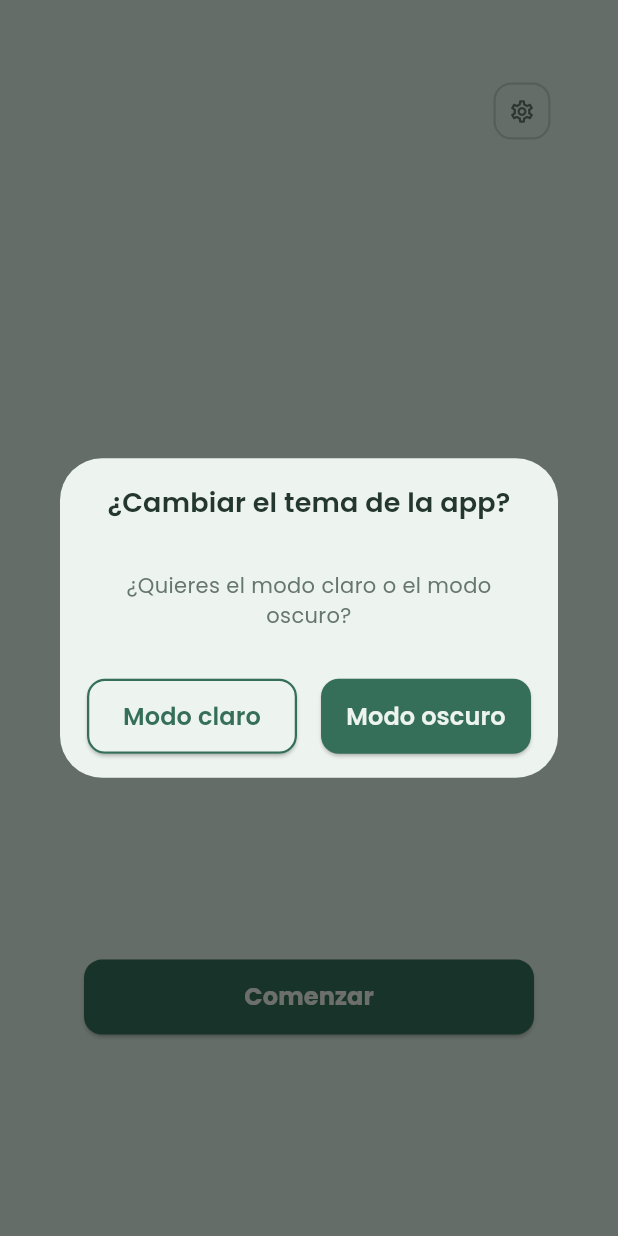
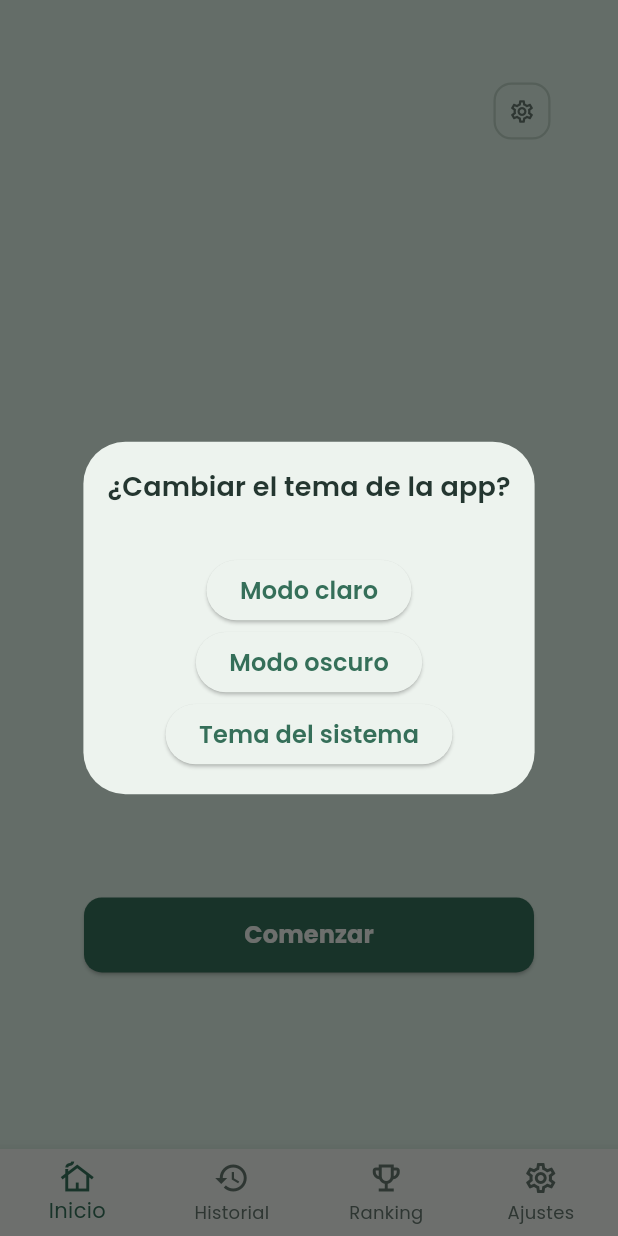
Before and after one commit to JordiCoso/Casol_Coso_Repo_ActivitatFinal_2048, a Flutter app: the screen it shows after launch, after a tap on the "settings" icon, on a phone screen of 412 x 824 dp. Run offline on Flutter 3.47's test engine with Material 3 defaults, Android fonts, the phone set to English and light mode, and no system bars; our stand-ins replace go_router, google_fonts, shared_preferences, sqflite; missing offline and left inert: cryptography; accounts and stored records are empty.

Commit message:
cambios en ajustes, añadimos barra de navegacion inferior e intento de animacion

```diff
--- a/_2048/lib/main.dart
+++ b/_2048/lib/main.dart
@@ -34,24 +34,11 @@ class MyApp extends StatefulWidget {
   State<MyApp> createState() => _MyAppState();
 }
 
-class _MyAppState extends State<MyApp> {
-  @override
-  Widget build(BuildContext context) {
-    //la aplicacion "escucha" los cambios.
-    return ValueListenableBuilder<bool>(
-      valueListenable: PreferenciasService.instanciaPS.temaOscuro,
+//creamos el tema utilizando nuestras paletas
+ThemeData crearTema(bool temaOscuro) {
+  final Map<String, Color> colores = obtenerEsquemaColoresActual(temaOscuro);
 
-      builder: (context, temaOscuro, child) {
-        final Map<String, Color> colores = obtenerEsquemaColoresActual(
-          PreferenciasService.instanciaPS.obtenerTemaOscuro(),
-        );
-
-        return MaterialApp.router(
-          //return MaterialApp.router(
-          debugShowCheckedModeBanner: false,
-          title: '2048',
-
-          theme: ThemeData(
+  return ThemeData(
     scaffoldBackgroundColor: colores[NombreColores.fondo],
 
     textTheme: TextTheme(
@@ -79,28 +66,48 @@ class _MyAppState extends State<MyApp> {
 
     outlinedButtonTheme: OutlinedButtonThemeData(
       style: OutlinedButton.styleFrom(
-                side: BorderSide(
-                  width: 1.5,
-                  color: colores[NombreColores.bordes]!,
-                ),
+        side: BorderSide(width: 1.5, color: colores[NombreColores.bordes]!),
         elevation: 10,
         minimumSize: Size.square(10),
         padding: EdgeInsets.symmetric(horizontal: 10, vertical: 10),
-                shape: RoundedRectangleBorder(
-                  borderRadius: BorderRadius.circular(12),
-                ),
+        shape: RoundedRectangleBorder(borderRadius: BorderRadius.circular(12)),
         iconColor: colores[NombreColores.textoSecundario]!,
       ),
     ),
 
     checkboxTheme: CheckboxThemeData(),
 
-            colorScheme: ColorScheme.light(
+    colorScheme: ColorScheme(
+      brightness: temaOscuro ? Brightness.dark : Brightness.light,
       primary: colores[NombreColores.principal]!,
+      onPrimary: colores[NombreColores.textoPrincipal]!,
       secondary: colores[NombreColores.secundario]!,
+      onSecondary: colores[NombreColores.textoPrincipal]!,
+      error: colores[NombreColores.estadoError]!,
+      onError: colores[NombreColores.textoPrincipal]!,
       surface: colores[NombreColores.superficie]!,
+      onSurface: colores[NombreColores.textoPrincipal]!,
     ),
-          ),
+  );
+}
+
+class _MyAppState extends State<MyApp> {
+  @override
+  Widget build(BuildContext context) {
+    //la aplicacion escucha los cambios del modo de tema
+    return ValueListenableBuilder<ThemeMode>(
+      valueListenable: PreferenciasService.instanciaPS.modoTema,
+
+      builder: (context, modoTema, child) {
+        return MaterialApp.router(
+          debugShowCheckedModeBanner: false,
+          title: '2048',
+
+          themeMode: modoTema,
+
+          theme: crearTema(false),
+
+          darkTheme: crearTema(true),
 
           routerConfig: router,
         );
--- a/_2048/lib/models/cuadrado.dart
+++ b/_2048/lib/models/cuadrado.dart
@@ -1,6 +1,7 @@
 import 'package:_2048/models/colores.dart';
 import 'package:_2048/services/preferenciasservice.dart';
 import 'package:flutter/material.dart';
+import 'package:path/path.dart';
 
 class Cuadrado {
   String posicion;
@@ -33,9 +34,9 @@ class Cuadrado {
     posicion = posicionNueva;
   }
 
-  Container toContainer() {
+  Container toContainer(BuildContext context) {
     final colores = obtenerEsquemaColoresActual(
-      PreferenciasService.instanciaPS.obtenerTemaOscuro(),
+      PreferenciasService.instanciaPS.obtenerTemaOscuro(context),
     );
     return Container(
       color: colores['$valor'],
--- a/_2048/lib/models/iconos.dart
+++ b/_2048/lib/models/iconos.dart
@@ -20,6 +20,7 @@ class NombreIconos {
   static const String estadisticas = 'Estadísticas';
   static const String paleta = 'Paleta';
   static const String papelera = 'Papelera';
+  static const String historial = 'Historial';
 }
 
 const Map<String, IconData> listaIconos = {
@@ -40,4 +41,5 @@ const Map<String, IconData> listaIconos = {
   NombreIconos.estadisticas: Icons.scoreboard_outlined,
   NombreIconos.paleta: Icons.palette_outlined,
   NombreIconos.papelera: Icons.delete_outline_outlined,
+  NombreIconos.historial: Icons.history,
 };
--- a/_2048/lib/screens/estadisticas_page.dart
+++ b/_2048/lib/screens/estadisticas_page.dart
@@ -162,7 +162,7 @@ class _EstadisticasPageState extends State<EstadisticasPage> {
   @override
   Widget build(BuildContext context) {
     final colores = obtenerEsquemaColoresActual(
-      PreferenciasService.instanciaPS.obtenerTemaOscuro(),
+      PreferenciasService.instanciaPS.obtenerTemaOscuro(context),
     );
 
     return Scaffold(
@@ -180,8 +180,11 @@ class _EstadisticasPageState extends State<EstadisticasPage> {
       ),
 
       body: RefreshIndicator(
+        color: colores[NombreColores.principal],
+        backgroundColor: colores[NombreColores.superficie],
         onRefresh: _actualizarEstadisticas,
         child: SingleChildScrollView(
+          physics: AlwaysScrollableScrollPhysics(),
           padding: const EdgeInsets.all(24),
           child: Center(
             child: Column(
--- a/_2048/lib/screens/login_page.dart
+++ b/_2048/lib/screens/login_page.dart
@@ -112,7 +112,7 @@ class _LoginPageState extends State<LoginPage> {
   @override
   Widget build(BuildContext context) {
     final colores = obtenerEsquemaColoresActual(
-      PreferenciasService.instanciaPS.obtenerTemaOscuro(),
+      PreferenciasService.instanciaPS.obtenerTemaOscuro(context),
     );
 
     return Scaffold(
--- a/_2048/lib/screens/pantalla_principal.dart
+++ b/_2048/lib/screens/pantalla_principal.dart
@@ -23,9 +23,9 @@ class _PantallaPrincipalState extends State<PantallaPrincipal> {
   @override
   Widget build(BuildContext context) {
     final Map<String, Color> colores = obtenerEsquemaColoresActual(
-      PreferenciasService.instanciaPS.obtenerTemaOscuro(),
+      PreferenciasService.instanciaPS.obtenerTemaOscuro(context),
     );
-    bool modo = PreferenciasService.instanciaPS.obtenerTemaOscuro();
+    bool modo = PreferenciasService.instanciaPS.obtenerTemaOscuro(context);
     return Scaffold(
       body: Center(
         child: Column(
--- a/_2048/lib/screens/ranking_page.dart
+++ b/_2048/lib/screens/ranking_page.dart
@@ -8,6 +8,7 @@ import '../models/partida.dart';
 import '../routes.dart';
 import '../services/preferenciasservice.dart';
 import '../widgets/async_data_view.dart';
+import '../widgets/barra_navegacion.dart';
 import '../widgets/empty_state_view.dart';
 import '../widgets/partida_list_item.dart';
 
@@ -68,10 +69,11 @@ class _RankingPageState extends State<RankingPage> {
   @override
   Widget build(BuildContext context) {
     final colores = obtenerEsquemaColoresActual(
-      PreferenciasService.instanciaPS.obtenerTemaOscuro(),
+      PreferenciasService.instanciaPS.obtenerTemaOscuro(context),
     );
 
     return Scaffold(
+      bottomNavigationBar: BarraNavegacion(indiceActual: 2),
       appBar: AppBar(
         title: Row(
           children: [
--- a/_2048/lib/screens/registro_page.dart
+++ b/_2048/lib/screens/registro_page.dart
@@ -153,7 +153,7 @@ class _RegistroPageState extends State<RegistroPage> {
   @override
   Widget build(BuildContext context) {
     final colores = obtenerEsquemaColoresActual(
-      PreferenciasService.instanciaPS.obtenerTemaOscuro(),
+      PreferenciasService.instanciaPS.obtenerTemaOscuro(context),
     );
     return Scaffold(
       appBar: AppBar(title: Text('Registro')),
--- a/_2048/lib/screens/splash_screen.dart
+++ b/_2048/lib/screens/splash_screen.dart
@@ -4,6 +4,7 @@ import 'package:go_router/go_router.dart';
 
 import '../models/usuario.dart';
 import '../routes.dart';
+import '../widgets/barra_navegacion.dart';
 import '/models/colores.dart';
 import '/models/iconos.dart';
 import '/services/preferenciasservice.dart';
@@ -17,10 +18,11 @@ class SplashScreen extends StatelessWidget {
   @override
   Widget build(BuildContext context) {
     final colores = obtenerEsquemaColoresActual(
-      PreferenciasService.instanciaPS.obtenerTemaOscuro(),
+      PreferenciasService.instanciaPS.obtenerTemaOscuro(context),
     );
 
     return Scaffold(
+      bottomNavigationBar: BarraNavegacion(indiceActual: 0),
       body: Center(
         child: Column(
           children: [
@@ -31,7 +33,7 @@ class SplashScreen extends StatelessWidget {
                   texto: 'Comenzar',
                   icono: listaIconos[NombreIconos.ajustes]!,
                   pulsar: () async {
-                    bool? modo = await showDialog<bool>(
+                    ThemeMode? modo = await showDialog<ThemeMode>(
                       context: context,
                       builder: (context) {
                         return AlertDialog(
@@ -43,56 +45,29 @@ class SplashScreen extends StatelessWidget {
                           ),
                           contentPadding: EdgeInsets.all(16),
 
-                          content: Text(
-                            '¿Quieres el modo claro o el modo oscuro?',
-                            style: Theme.of(context).textTheme.bodyMedium,
-                            textAlign: TextAlign.center,
-                          ),
                           actionsPadding: EdgeInsets.all(16),
                           actionsAlignment: MainAxisAlignment.center,
                           actions: [
-                            ElevatedButton(
-                              onPressed: () => Navigator.pop(context, false),
-                              style: ElevatedButton.styleFrom(
-                                side: BorderSide(
-                                  width: 1.5,
-                                  color: colores[NombreColores.principal]!,
+                            Column(
+                              children: [
+                                ElevatedButton(
+                                  onPressed: () =>
+                                      Navigator.pop(context, ThemeMode.light),
+                                  child: Text('Modo claro'),
                                 ),
-                                shape: RoundedRectangleBorder(
-                                  borderRadius: BorderRadius.circular(12),
+
+                                ElevatedButton(
+                                  onPressed: () =>
+                                      Navigator.pop(context, ThemeMode.dark),
+                                  child: Text('Modo oscuro'),
                                 ),
-                                fixedSize: Size(140, 50),
-                                padding: EdgeInsets.all(0),
-                              ),
-                              child: Text(
-                                'Modo claro',
-                                style: Theme.of(context).textTheme.labelLarge
-                                    ?.copyWith(
-                                      color: colores[NombreColores.principal],
-                                    ),
-                                textAlign: TextAlign.center,
-                              ),
-                            ),
-                            Expanded(flex: 1, child: SizedBox()),
-                            ElevatedButton(
-                              onPressed: () => Navigator.pop(context, true),
-                              style: ElevatedButton.styleFrom(
-                                backgroundColor:
-                                    colores[NombreColores.principal]!,
-                                shape: RoundedRectangleBorder(
-                                  borderRadius: BorderRadius.circular(12),
+
+                                ElevatedButton(
+                                  onPressed: () =>
+                                      Navigator.pop(context, ThemeMode.system),
+                                  child: Text('Tema del sistema'),
                                 ),
-                                fixedSize: Size(140, 50),
-                                padding: EdgeInsets.all(0),
-                              ),
-                              child: Text(
-                                'Modo oscuro',
-                                style: Theme.of(context).textTheme.labelLarge
-                                    ?.copyWith(
-                                      color: colores[NombreColores.superficie],
-                                    ),
-                                textAlign: TextAlign.center,
-                              ),
+                              ],
                             ),
                           ],
                         );
@@ -101,7 +76,7 @@ class SplashScreen extends StatelessWidget {
 
                     if (modo == null) return;
 
-                    PreferenciasService.instanciaPS.guardarTemaOscuro(modo);
+                    PreferenciasService.instanciaPS.guardarModoTema(modo);
                   },
                 ),
               ],
--- a/_2048/lib/services/preferenciasservice.dart
+++ b/_2048/lib/services/preferenciasservice.dart
@@ -2,6 +2,8 @@ import 'dart:async';
 
 import 'package:shared_preferences/shared_preferences.dart';
 import 'package:flutter/material.dart';
+
+import '../models/colores.dart';
 
 class PreferenciasService {
   /// La instancia unica de preferenciasService;
@@ -41,7 +43,7 @@ class PreferenciasService {
 
     inicializando._preferencias = await SharedPreferences.getInstance();
 
-    inicializando.temaOscuro.value = inicializando.obtenerTemaOscuro();
+    inicializando.modoTema.value = inicializando.leerModoTema();
 
     _preferenciasService = inicializando;
 
@@ -52,15 +54,38 @@ class PreferenciasService {
   static const String claveUltimoJugador = 'ultimoJugador';
   static const String claveMejorPuntuacion = 'mejorPuntuacion';
 
-  void guardarTemaOscuro(bool nuevoTema) {
-    _preferencias.setBool(claveDatoTema, nuevoTema);
+  //guardamos el modo del tema
+  void guardarModoTema(ThemeMode modo) {
+    _preferencias.setString(claveDatoTema, modo.name);
 
-    // Se avisa a las pantallas de que se ha cambiado el tema.
-    temaOscuro.value = nuevoTema;
+    modoTema.value = modo;
   }
 
-  bool obtenerTemaOscuro() {
-    return _preferencias.getBool(claveDatoTema) ?? false;
+  //leemos el modo del tema
+  ThemeMode leerModoTema() {
+    final String? modoGuardado = _preferencias.getString(claveDatoTema);
+
+    if (modoGuardado == null) {
+      return ThemeMode.system;
+    }
+
+    if (modoGuardado == ThemeMode.dark.name) {
+      return ThemeMode.dark;
+    }
+
+    if (modoGuardado == ThemeMode.light.name) {
+      return ThemeMode.light;
+    }
+
+    return ThemeMode.system;
+  }
+
+  //comprobamos que paleta esta utilizando la aplicacion
+  bool obtenerTemaOscuro(BuildContext context) {
+    final coloresOscuros = obtenerEsquemaColoresActual(true);
+
+    return Theme.of(context).colorScheme.primary ==
+        coloresOscuros[NombreColores.principal];
   }
 
   //guardamos el nombre del ultimo jugador
@@ -92,5 +117,7 @@ class PreferenciasService {
   }
 
   /// Guarda el modo oscuro y avisa cuando cambia.
-  ValueNotifier<bool> temaOscuro = ValueNotifier<bool>(false);
+  ValueNotifier<ThemeMode> modoTema = ValueNotifier<ThemeMode>(
+    ThemeMode.system,
+  );
 }
--- /dev/null
+++ b/_2048/lib/widgets/barra_navegacion.dart
@@ -0,0 +1,59 @@
+import 'package:flutter/material.dart';
+import 'package:go_router/go_router.dart';
+
+import '../models/colores.dart';
+import '../models/iconos.dart';
+import '../services/preferenciasservice.dart';
+import '../routes.dart';
+
+class BarraNavegacion extends StatelessWidget {
+  final int indiceActual;
+
+  BarraNavegacion({super.key, required this.indiceActual});
+
+  @override
+  Widget build(BuildContext context) {
+    final colores = obtenerEsquemaColoresActual(
+      PreferenciasService.instanciaPS.obtenerTemaOscuro(context),
+    );
+
+    return BottomNavigationBar(
+      currentIndex: indiceActual,
+      type: BottomNavigationBarType.fixed,
+      backgroundColor: colores[NombreColores.superficie],
+      selectedItemColor: colores[NombreColores.principal],
+      unselectedItemColor: colores[NombreColores.textoSecundario],
+
+      onTap: (int indice) {
+        if (indice == 0) {
+          context.goNamed(Rutas.splashScreen);
+        } else if (indice == 1) {
+          context.goNamed(Rutas.historial);
+        } else if (indice == 2) {
+          context.goNamed(Rutas.ranking);
+        } else if (indice == 3) {
+          context.goNamed(Rutas.ajustes);
+        }
+      },
+
+      items: [
+        BottomNavigationBarItem(
+          icon: Icon(listaIconos[NombreIconos.inicio]),
+          label: 'Inicio',
+        ),
+        BottomNavigationBarItem(
+          icon: Icon(listaIconos[NombreIconos.historial]),
+          label: 'Historial',
+        ),
+        BottomNavigationBarItem(
+          icon: Icon(listaIconos[NombreIconos.ranking]),
+          label: 'Ranking',
+        ),
+        BottomNavigationBarItem(
+          icon: Icon(listaIconos[NombreIconos.ajustes]),
+          label: 'Ajustes',
+        ),
+      ],
+    );
+  }
+}
--- a/_2048/lib/widgets/boardwidget.dart
+++ b/_2048/lib/widgets/boardwidget.dart
@@ -35,7 +35,7 @@ class _BoardWidgetState extends State<BoardWidget> {
   @override
   Widget build(BuildContext context) {
     gridVisual.clear();
-    tableroActual.forEach((key, value) => gridVisual.add(value.toContainer()));
+    tableroActual.forEach((key, value) => gridVisual.add(value.toContainer(context)));
 
     for (int i = 0; i < gridVisual.length; i++) {
       print('${gridVisual[i]} numero: $i');
--- a/_2048/lib/widgets/boton_principal.dart
+++ b/_2048/lib/widgets/boton_principal.dart
@@ -12,7 +12,7 @@ class BotonPrincipal extends StatelessWidget {
 
   @override
   Widget build(BuildContext context) {
-    final bool temaOscuro = PreferenciasService.instanciaPS.obtenerTemaOscuro();
+    final bool temaOscuro = PreferenciasService.instanciaPS.obtenerTemaOscuro(context);
 
     final colores = obtenerEsquemaColoresActual(temaOscuro);
 
```
Also changed, not shown: _2048/lib/screens/ajustes.dart (+49 -8 lines), _2048/lib/screens/historial_page.dart (+27 -4 lines), 1 other file. Lines whose indentation alone changed are shown as unchanged.
